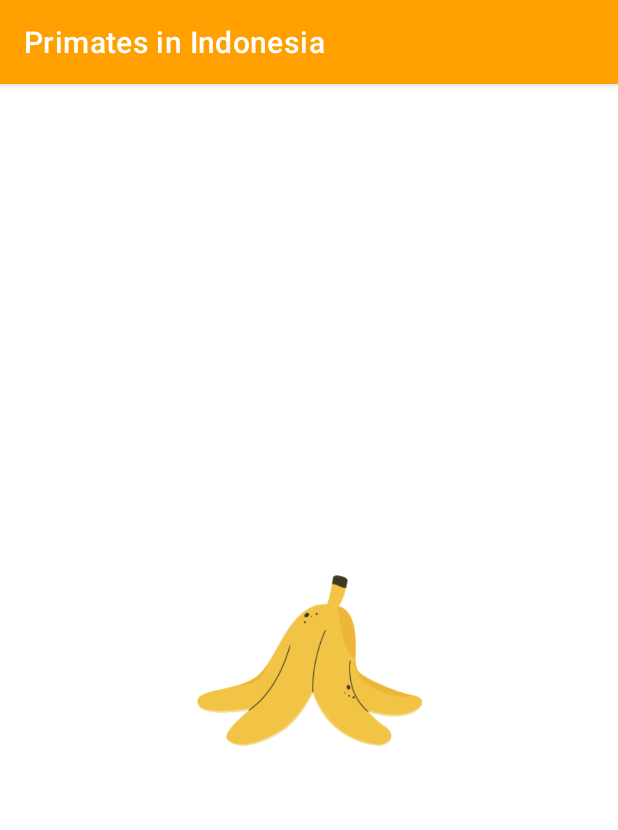
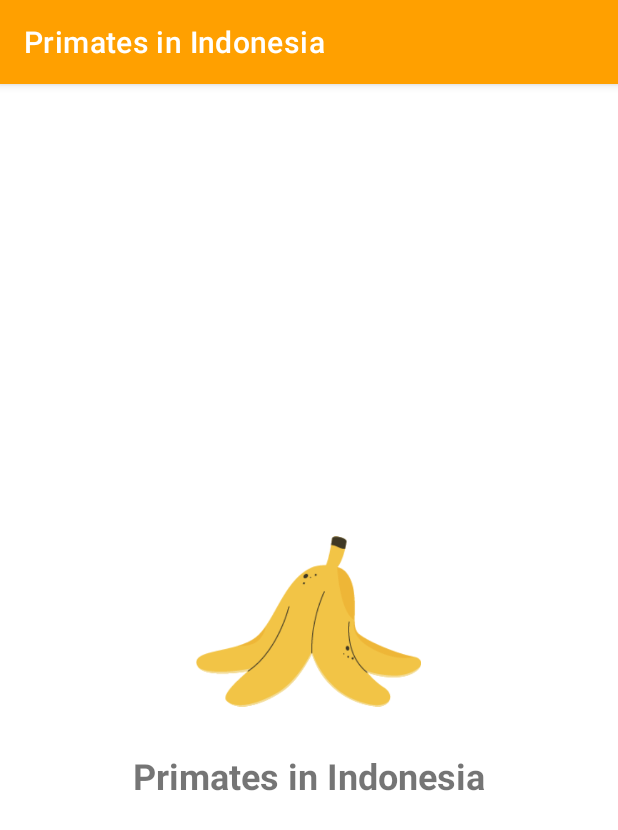
Before and after one commit to willyishmael/primates-in-indonesia, an Android app: the SplashScreenActivity screen opened directly, with no data from a screen before it, on a phone screen of 412 x 824 dp. Shown: the top 830 px of the screen. Run offline under Robolectric (Android 15) with nearby library versions, the phone set to English and light mode, and no system bars.

Commit message:
making of splash screen

```diff
--- a/app/src/main/java/com/ngab/primatesinindonesia/SplashScreenActivity.kt
+++ b/app/src/main/java/com/ngab/primatesinindonesia/SplashScreenActivity.kt
@@ -1,11 +1,21 @@
 package com.ngab.primatesinindonesia
 
+import android.content.Intent
 import androidx.appcompat.app.AppCompatActivity
 import android.os.Bundle
+import android.os.Handler
+import android.os.Looper
 
 class SplashScreenActivity : AppCompatActivity() {
     override fun onCreate(savedInstanceState: Bundle?) {
         super.onCreate(savedInstanceState)
         setContentView(R.layout.activity_splash_screen)
+
+        actionBar?.hide()
+
+        Handler(Looper.getMainLooper()).postDelayed({
+            startActivity(Intent(this@SplashScreenActivity, MainActivity::class.java))
+            finish()
+        }, 3000)
     }
 }
--- a/app/src/main/res/layout/activity_splash_screen.xml
+++ b/app/src/main/res/layout/activity_splash_screen.xml
@@ -8,13 +8,28 @@
     tools:context=".SplashScreenActivity">
 
     <ImageView
+        android:id="@+id/imageView"
         android:layout_width="150dp"
         android:layout_height="150dp"
         android:src="@drawable/logo_banana"
         app:layout_constraintBottom_toBottomOf="parent"
         app:layout_constraintEnd_toEndOf="parent"
+        app:layout_constraintHorizontal_bias="0.498"
         app:layout_constraintStart_toStartOf="parent"
         app:layout_constraintTop_toTopOf="parent"
+        app:layout_constraintVertical_bias="0.459"
         tools:ignore="ContentDescription" />
 
+    <TextView
+        android:layout_width="wrap_content"
+        android:layout_height="wrap_content"
+        android:text="@string/app_name"
+        app:layout_constraintBottom_toBottomOf="parent"
+        app:layout_constraintEnd_toEndOf="parent"
+        app:layout_constraintStart_toStartOf="parent"
+        app:layout_constraintTop_toBottomOf="@+id/imageView"
+        app:layout_constraintVertical_bias="0.038"
+        android:textSize="24sp"
+        android:textStyle="bold"/>
+
 </androidx.constraintlayout.widget.ConstraintLayout>
--- a/app/src/main/res/values-night/themes.xml
+++ b/app/src/main/res/values-night/themes.xml
@@ -2,8 +2,8 @@
     <!-- Base application theme. -->
     <style name="Theme.PrimatesInIndonesia" parent="Theme.MaterialComponents.DayNight.DarkActionBar">
         <!-- Primary brand color. -->
-        <item name="colorPrimary">@color/purple_200</item>
-        <item name="colorPrimaryVariant">@color/purple_700</item>
+        <item name="colorPrimary">@color/yellow_600</item>
+        <item name="colorPrimaryVariant">@color/yellow_700</item>
         <item name="colorOnPrimary">@color/black</item>
         <!-- Secondary brand color. -->
         <item name="colorSecondary">@color/teal_200</item>
--- a/app/src/main/res/values/themes.xml
+++ b/app/src/main/res/values/themes.xml
@@ -13,4 +13,9 @@
         <item name="android:statusBarColor" tools:targetApi="l">?attr/colorPrimaryVariant</item>
         <!-- Customize your theme here. -->
     </style>
+
+    <style name="SplashScreenStyle" parent="Theme.AppCompat.NoActionBar">
+        <item name="android:windowBackground">@drawable/splash_logo</item>
+    </style>
+
 </resources>
```
Also changed, not shown: app/src/main/AndroidManifest.xml (+7 -1 lines), app/src/main/res/drawable/splash_logo.xml (added, +12 -0 lines).
